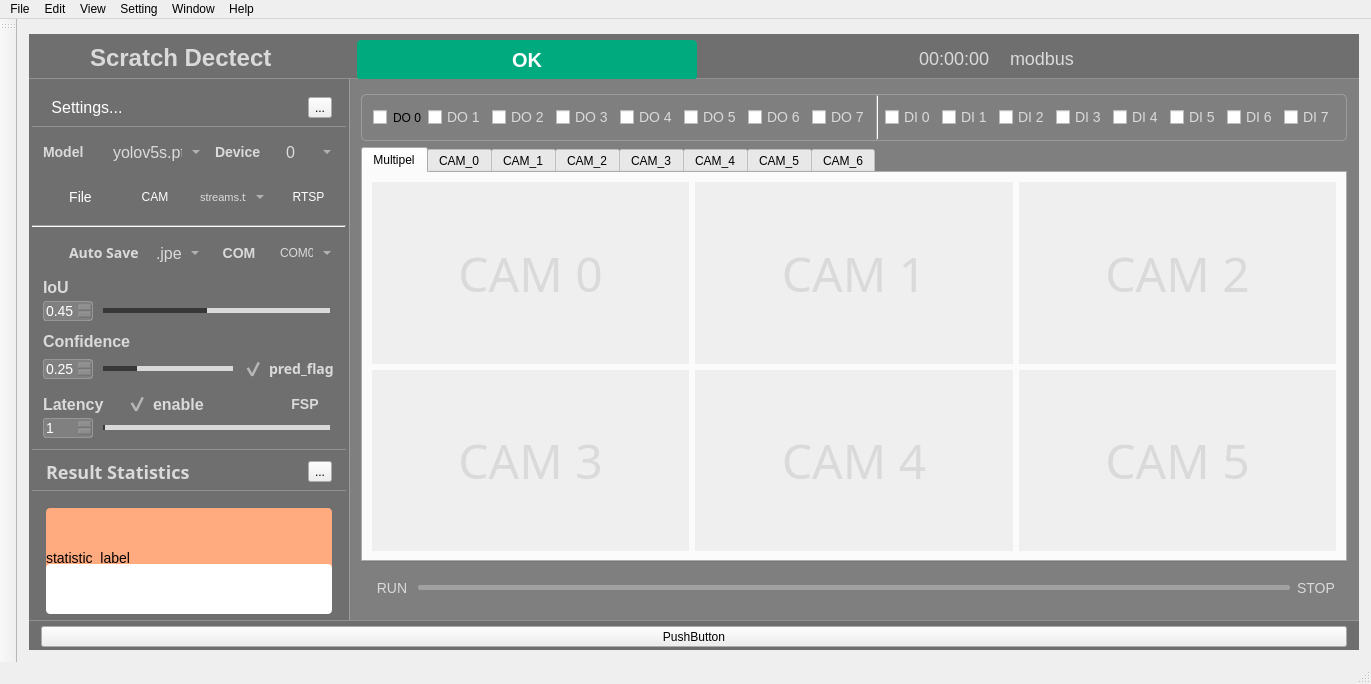
Before: the Qt Designer form ui_files/main_win.ui in bigcheng123/Scratches-detected, drawn with Qt 5.
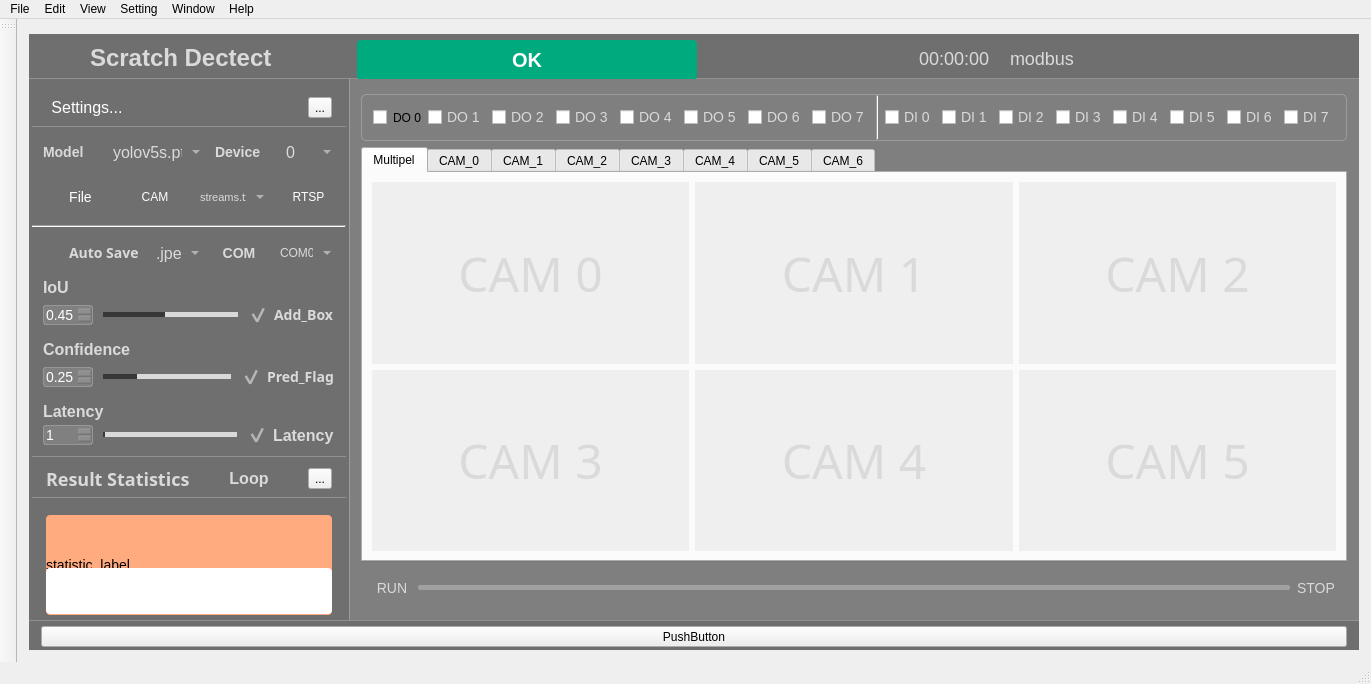
After: the same form once the commit is applied. Icons and pictures are not drawn. Custom widgets are drawn as their Qt base class.

What changed in the file:
```diff
--- a/ui_files/main_win.ui
+++ b/ui_files/main_win.ui
@@ -1593,6 +1593,54 @@
                   </property>
                  </widget>
                 </item>
+                <item>
+                 <widget class="QCheckBox" name="box_CheckBox">
+                  <property name="minimumSize">
+                   <size>
+                    <width>0</width>
+                    <height>28</height>
+                   </size>
+                  </property>
+                  <property name="font">
+                   <font>
+                    <family>Microsoft YaHei</family>
+                    <pointsize>-1</pointsize>
+                    <weight>75</weight>
+                    <bold>true</bold>
+                   </font>
+                  </property>
+                  <property name="styleSheet">
+                   <string notr="true">
+QCheckBox
+{font-size: 14px;
+	font-family: &quot;Microsoft YaHei&quot;;
+	font-weight: bold;
+ 		border-radius:9px;
+		background:rgba(66, 195, 255, 0);
+color: rgb(218, 218, 218);;}
+
+QCheckBox::indicator {
+	width: 20px;
+	height: 20px;
+}
+QCheckBox::indicator:unchecked {
+    url(:/icon/ui_files/icon/button-off.png);
+}
+
+QCheckBox::indicator:checked {
+    
+    url(:/icon/ui_files/icon/button-on.png);
+}
+</string>
+                  </property>
+                  <property name="text">
+                   <string>Add_Box</string>
+                  </property>
+                  <property name="checked">
+                   <bool>true</bool>
+                  </property>
+                 </widget>
+                </item>
                </layout>
               </item>
              </layout>
@@ -1767,7 +1815,7 @@
 </string>
                   </property>
                   <property name="text">
-                   <string>pred_flag</string>
+                   <string>Pred_Flag</string>
                   </property>
                   <property name="checked">
                    <bool>true</bool>
@@ -1790,17 +1838,15 @@
                <number>11</number>
               </property>
               <item>
-               <layout class="QHBoxLayout" name="horizontalLayout_14">
-                <item>
-                 <widget class="QLabel" name="label_8">
-                  <property name="maximumSize">
-                   <size>
-                    <width>80</width>
-                    <height>16777215</height>
-                   </size>
-                  </property>
-                  <property name="styleSheet">
-                   <string notr="true">QLabel
+               <widget class="QLabel" name="label_8">
+                <property name="maximumSize">
+                 <size>
+                  <width>80</width>
+                  <height>16777215</height>
+                 </size>
+                </property>
+                <property name="styleSheet">
+                 <string notr="true">QLabel
 {
 	font-size: 16px;
 	font-family: &quot;Microsoft YaHei&quot;;
@@ -1810,81 +1856,11 @@
 color: rgb(218, 218, 218);
 }
 </string>
-                  </property>
-                  <property name="text">
-                   <string>Latency</string>
-                  </property>
-                 </widget>
-                </item>
-                <item>
-                 <widget class="QCheckBox" name="checkBox">
-                  <property name="styleSheet">
-                   <string notr="true">
-QCheckBox
-{font-size: 16px;
-	font-family: &quot;Microsoft YaHei&quot;;
-	font-weight: bold;
- 		border-radius:9px;
-		background:rgba(66, 195, 255, 0);
-color: rgb(218, 218, 218);;}
-
-QCheckBox::indicator {
-	width: 20px;
-	height: 20px;
-}
-QCheckBox::indicator:unchecked {
-url(:/icon/ui_files/icon/button-off.png);
-}
-
-QCheckBox::indicator:checked {
-    
-    url(:/icon/ui_files/icon/button-on.png);
-}
-</string>
-                  </property>
-                  <property name="text">
-                   <string>enable</string>
-                  </property>
-                  <property name="checked">
-                   <bool>true</bool>
-                  </property>
-                 </widget>
-                </item>
-                <item>
-                 <widget class="QLabel" name="fps_label">
-                  <property name="minimumSize">
-                   <size>
-                    <width>60</width>
-                    <height>20</height>
-                   </size>
-                  </property>
-                  <property name="maximumSize">
-                   <size>
-                    <width>60</width>
-                    <height>20</height>
-                   </size>
-                  </property>
-                  <property name="styleSheet">
-                   <string notr="true">QLabel
-{
-	font-size: 14px;
-	font-family: &quot;Microsoft YaHei&quot;;
-	font-weight: bold;
- 		border-radius:9px;
-		background:rgba(66, 195, 255, 0);
-color: rgb(218, 218, 218);
-}
-</string>
-                  </property>
-                  <property name="text">
-                   <string>FSP</string>
-                  </property>
-                  <property name="alignment">
-                   <set>Qt::AlignCenter</set>
-                  </property>
-                 </widget>
-                </item>
-               </layout>
+                </property>
+                <property name="text">
+                 <string>Latency</string>
+                </property>
+               </widget>
               </item>
               <item>
                <layout class="QHBoxLayout" name="horizontalLayout_13">
@@ -1997,6 +1973,40 @@
                   </property>
                  </widget>
                 </item>
+                <item>
+                 <widget class="QCheckBox" name="checkBox_latency">
+                  <property name="styleSheet">
+                   <string notr="true">
+QCheckBox
+{font-size: 16px;
+	font-family: &quot;Microsoft YaHei&quot;;
+	font-weight: bold;
+ 		border-radius:9px;
+		background:rgba(66, 195, 255, 0);
+color: rgb(218, 218, 218);;}
+
+QCheckBox::indicator {
+	width: 20px;
+	height: 20px;
+}
+QCheckBox::indicator:unchecked {
+url(:/icon/ui_files/icon/button-off.png);
+}
+
+QCheckBox::indicator:checked {
+    
+    url(:/icon/ui_files/icon/button-on.png);
+}
+</string>
+                  </property>
+                  <property name="text">
+                   <string>Latency</string>
+                  </property>
+                  <property name="checked">
+                   <bool>true</bool>
+                  </property>
+                 </widget>
+                </item>
                </layout>
               </item>
              </layout>
@@ -2073,6 +2083,53 @@
                    </property>
                   </widget>
                  </item>
+                 <item>
+                  <spacer name="horizontalSpacer_16">
+                   <property name="orientation">
+                    <enum>Qt::Horizontal</enum>
+                   </property>
+                   <property name="sizeHint" stdset="0">
+                    <size>
+                     <width>37</width>
+                     <height>39</height>
+                    </size>
+                   </property>
+                  </spacer>
+                 </item>
+                 <item>
+                  <widget class="QLabel" name="fps_label">
+                   <property name="minimumSize">
+                    <size>
+                     <width>60</width>
+                     <height>20</height>
+                    </size>
+                   </property>
+                   <property name="maximumSize">
+                    <size>
+                     <width>200</width>
+                     <height>20</height>
+                    </size>
+                   </property>
+                   <property name="styleSheet">
+                    <string notr="true">QLabel
+{
+	font-size: 16px;
+	font-family: &quot;Microsoft YaHei&quot;;
+	font-weight: bold;
+ 		border-radius:9px;
+		background:rgba(66, 195, 255, 0);
+color: rgb(218, 218, 218);
+}
+</string>
+                   </property>
+                   <property name="text">
+                    <string>Loop</string>
+                   </property>
+                   <property name="alignment">
+                    <set>Qt::AlignCenter</set>
+                   </property>
+                  </widget>
+                 </item>
                  <item>
                   <spacer name="horizontalSpacer_15">
                    <property name="orientation">
```
Left out of the diff: 4 changed lines with no effect on the pictures.
